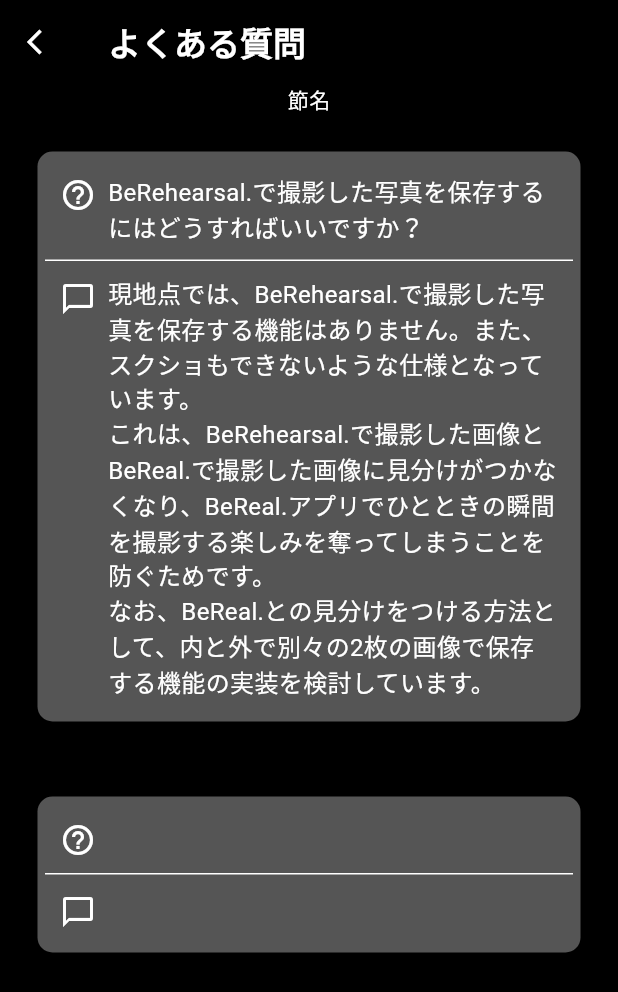
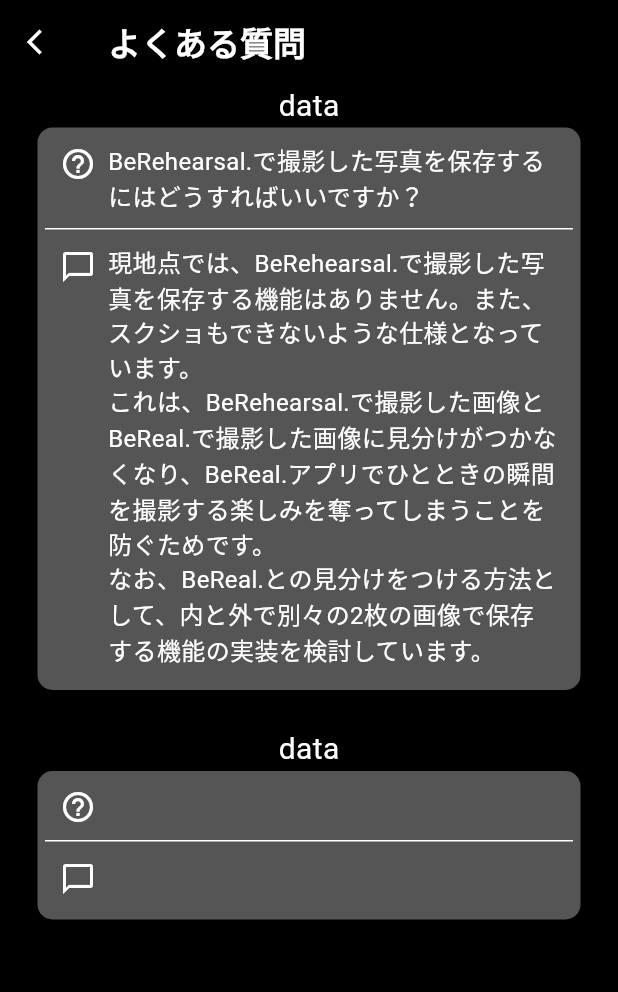
Before and after one commit to laughtaone/bere, a Flutter app: the QandAPage screen opened directly, on a phone screen of 412 x 824 dp. Shown: the top 992 px of the screen. Run offline on Flutter 3.47's test engine with Material 3 defaults, Android fonts, the phone set to English and light mode, and no system bars; our stand-ins replace camera, settings_ui.

Commit message:
r.commit 20240612wed 20:57

```diff
--- a/lib/settings_qanda_display.dart
+++ b/lib/settings_qanda_display.dart
@@ -53,10 +53,10 @@ class QandAPage extends StatelessWidget {
         child: SingleChildScrollView(
           child: Column(
             children: [
-              Text(
-                '節名',
-                style: TextStyle(color: Colors.white),
-              ),
+              // Text(
+              //   '節名',
+              //   style: TextStyle(color: Colors.white),
+              // ),
               qaWidget(
                 qText: 'BeRehearsal.で撮影した写真を保存するにはどうすればいいですか？',
                 aText: '現地点では、BeRehearsal.で撮影した写真を保存する機能はありません。また、スクショもできないような仕様となっています。\nこれは、BeRehearsal.で撮影した画像とBeReal.で撮影した画像に見分けがつかなくなり、BeReal.アプリでひとときの瞬間を撮影する楽しみを奪ってしまうことを防ぐためです。\nなお、BeReal.との見分けをつける方法として、内と外で別々の2枚の画像で保存する機能の実装を検討しています。',
@@ -74,25 +74,6 @@ class QandAPage extends StatelessWidget {
 
 }
 
-
-// class SettingTitleTextStyle {
-//   static final TextStyle myTextStyle = TextStyle(
-//     fontSize: 17,
-//     color: Colors.white,
-//     fontWeight: FontWeight.bold,
-//   );
-// }
-
-// class SettingValueTextStyle {
-//   static final TextStyle myTextStyle = TextStyle(
-//     color: Colors.white,
-//     fontSize: 17,
-//   );
-// }
-
-
-
-
 // Q＆A用のウィジェット
 class qaWidget extends StatelessWidget {
   final String qText;
@@ -109,13 +90,22 @@ class qaWidget extends StatelessWidget {
   Widget build(BuildContext context) {
     return Wrap(
       children: [
+        Column(
+          children: [
+            Text(
+              'data',
+              style: TextStyle(
+                color: Colors.white,
+                fontSize: qaTitleSize(),
+              ),
+            ),
             Container(
               decoration: BoxDecoration(
                 borderRadius: BorderRadius.circular(10),
                 color: qaBackgroundColor(),
               ),
-          padding: EdgeInsets.all(5),
-          margin: EdgeInsets.all(25),
+              padding: EdgeInsets.only(left: 5, right: 5, bottom: 5),
+              margin: EdgeInsets.only(left: 25, right: 25, bottom: 25),
               child: Column(
                 children: [
                   Container(
@@ -184,12 +174,21 @@ class qaWidget extends StatelessWidget {
               ),
             ),
           ],
+        ),
+      ],
     );
   }
 
 
 
-  // QA部分の文字サイズを一括指定
+
+  // QA部分のタイトルサイズを一括指定
+  double qaTitleSize() {
+    final qaIconSize = 20.0;
+    return qaIconSize;
+  }
+
+  // QA部分のアイコンサイズを一括指定
   double qaIconSize() {
     final qaIconSize = 24.0;
     return qaIconSize;
```
Lines whose indentation alone changed are shown as unchanged.
